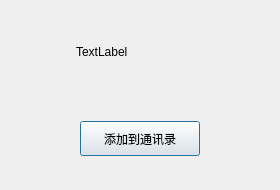
Qt form findsuccessdlg.ui (MrKong666/kchat) before a commit.
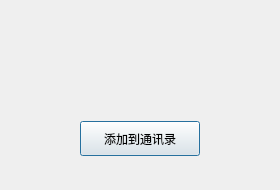
The same form after that commit. Custom widgets are drawn as their Qt base class.

What changed in the file:
```diff
--- a/findsuccessdlg.ui
+++ b/findsuccessdlg.ui
@@ -51,7 +51,7 @@
       <item>
        <widget class="QLabel" name="name_lb">
         <property name="text">
-         <string>TextLabel</string>
+         <string/>
         </property>
        </widget>
       </item>
```
